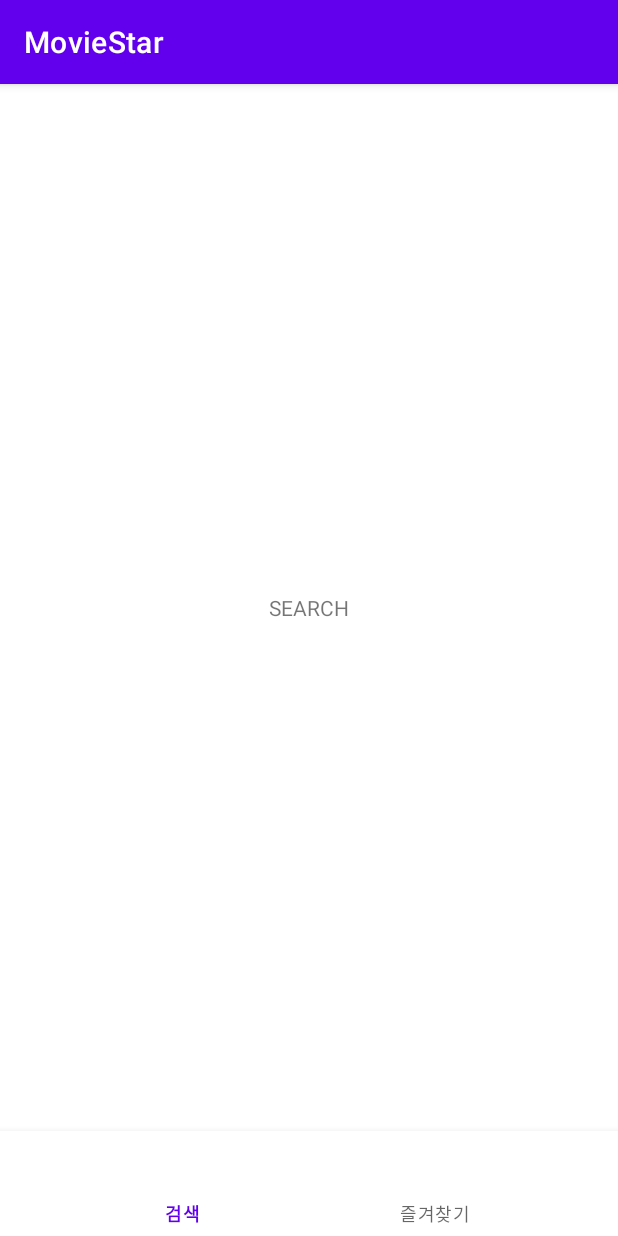
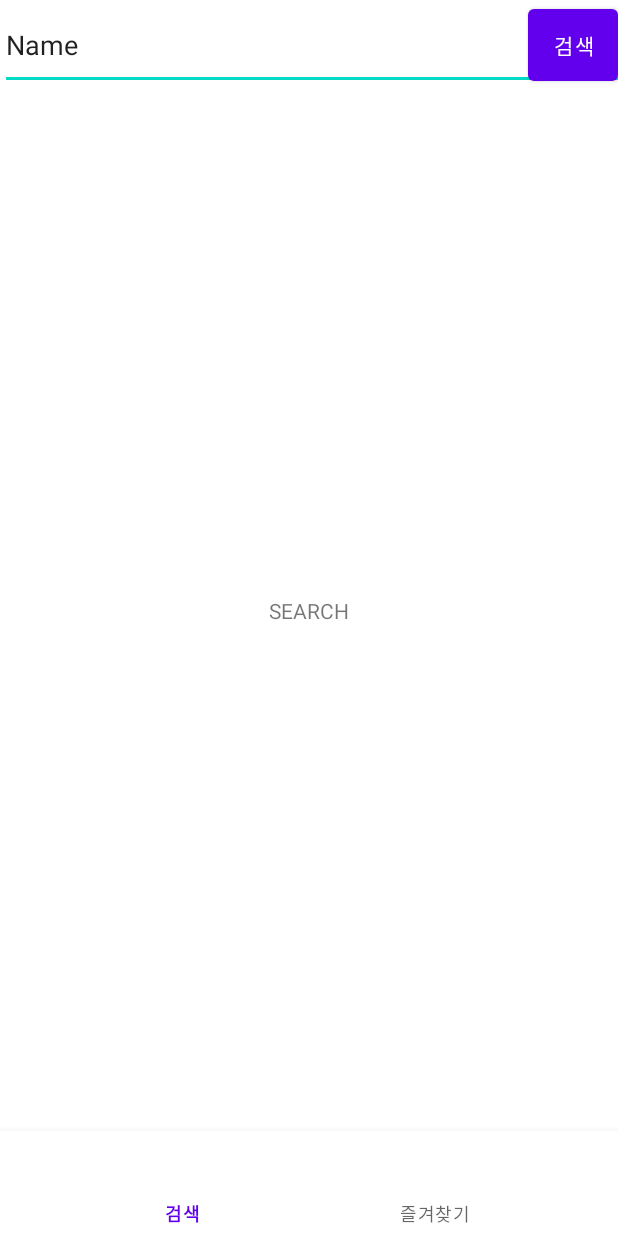
Before and after one commit to twaun95/Movie_Star, an Android app: the screen it shows after launch (MainActivity), on a phone screen of 412 x 824 dp. Run offline under Robolectric (Android 15) with nearby library versions, the phone set to English and light mode, and no system bars; our stand-ins replace Dagger/Hilt's generated code, Timber, data binding.

Commit message:
feat : 상단바 커스텀뷰 생성

```diff
--- /dev/null
+++ b/app/src/main/java/com/twaun95/moviestar/presentation/adapter/BindingAdapters.kt
@@ -0,0 +1,27 @@
+package com.twaun95.moviestar.presentation.adapter
+
+import android.view.View
+import androidx.databinding.BindingAdapter
+import com.twaun95.moviestar.application.Logger
+import com.twaun95.moviestar.presentation.model.Mode
+import com.twaun95.moviestar.presentation.ui.main.MainActivityViewModel
+import com.twaun95.moviestar.presentation.view.ToolBar
+import timber.log.Timber
+
+@BindingAdapter("android:visible")
+fun setVisibility(view: View, visible: Boolean) {
+    view.visibility = if (visible) View.VISIBLE else View.GONE
+}
+
+@BindingAdapter("android:onChangedMode")
+fun setOnChangedMode(view: ToolBar, mode: Mode) {
+    view.updateState(mode)
+}
+
+@BindingAdapter("android:onSearch")
+fun setOnClickSearch(view: ToolBar, viewModel: MainActivityViewModel) {
+    view.searchButton.setOnClickListener {
+        Logger.d("setOnClickSearch ${view.searchText.text}")
+        viewModel.search(view.searchText.text.toString())
+    }
+}
--- /dev/null
+++ b/app/src/main/java/com/twaun95/moviestar/presentation/model/Mode.kt
@@ -0,0 +1,6 @@
+package com.twaun95.moviestar.presentation.model
+
+enum class Mode {
+    SEARCH,
+    BOOKMARK
+}
--- a/app/src/main/java/com/twaun95/moviestar/presentation/ui/main/MainActivity.kt
+++ b/app/src/main/java/com/twaun95/moviestar/presentation/ui/main/MainActivity.kt
@@ -6,6 +6,7 @@ import com.twaun95.moviestar.application.Logger
 import com.twaun95.moviestar.databinding.ActivityMainBinding
 import com.twaun95.moviestar.presentation.adapter.MovieViewPageAdapter
 import com.twaun95.moviestar.presentation.base.BaseActivity
+import com.twaun95.moviestar.presentation.model.Mode
 import dagger.hilt.android.AndroidEntryPoint
 
 @AndroidEntryPoint
@@ -15,9 +16,10 @@ class MainActivity : BaseActivity<ActivityMainBinding>(R.layout.activity_main) {
     override fun initView() {
         super.initView()
 
+        binding.viewModel = this.viewModel
+
         initViewPager()
         initBottomNavigation()
-        Logger.d(viewModel.test)
     }
 
     override fun setEvent() {
@@ -40,12 +42,14 @@ class MainActivity : BaseActivity<ActivityMainBinding>(R.layout.activity_main) {
             itemIconTintList = null
             setOnItemSelectedListener { page ->
                 when(page.itemId) {
-                    R.id.page_timer -> {
+                    R.id.page_search -> {
                         binding.viewPager.setCurrentItem(0, false)
+                        viewModel.modeTest.postValue(Mode.SEARCH)
                         true
                     }
-                    R.id.page_stop_watch -> {
+                    R.id.page_bookmark -> {
                         binding.viewPager.setCurrentItem(1, false)
+                        viewModel.modeTest.postValue(Mode.BOOKMARK)
                         true
                     }
                     else -> { false }
--- a/app/src/main/java/com/twaun95/moviestar/presentation/ui/main/MainActivityViewModel.kt
+++ b/app/src/main/java/com/twaun95/moviestar/presentation/ui/main/MainActivityViewModel.kt
@@ -1,12 +1,21 @@
 package com.twaun95.moviestar.presentation.ui.main
 
+import androidx.lifecycle.MutableLiveData
+import com.twaun95.moviestar.application.Logger
 import com.twaun95.moviestar.presentation.base.BaseViewModel
+import com.twaun95.moviestar.presentation.model.Mode
 import dagger.hilt.android.lifecycle.HiltViewModel
+import timber.log.Timber
 import javax.inject.Inject
 
 @HiltViewModel
 class MainActivityViewModel @Inject constructor() : BaseViewModel(){
 
-    val test = "TW"
+    val visibleTest by lazy { MutableLiveData<Boolean>(true) }
+    val modeTest by lazy { MutableLiveData<Mode>(Mode.SEARCH) }
 
+
+    fun search(text: String) {
+        Logger.d("Search $text")
+    }
 }
--- /dev/null
+++ b/app/src/main/java/com/twaun95/moviestar/presentation/view/ToolBar.kt
@@ -0,0 +1,53 @@
+package com.twaun95.moviestar.presentation.view
+
+import android.content.Context
+import android.util.AttributeSet
+import android.view.LayoutInflater
+import android.widget.Button
+import android.widget.EditText
+import androidx.constraintlayout.widget.ConstraintLayout
+import androidx.databinding.DataBindingUtil
+import com.twaun95.moviestar.R
+import com.twaun95.moviestar.application.Logger
+import com.twaun95.moviestar.databinding.ViewToolbarBinding
+import com.twaun95.moviestar.presentation.model.Mode
+
+class ToolBar(context: Context, attrs: AttributeSet?) : ConstraintLayout(context, attrs) {
+
+    private var binding: ViewToolbarBinding
+
+    val searchText: EditText
+        get() = binding.editTextSearch
+    val searchButton: Button
+        get() = binding.buttonSearch
+
+    init {
+        binding = DataBindingUtil.inflate(LayoutInflater.from(context), R.layout.view_toolbar, this, true)
+    }
+
+    fun updateState(mode: Mode) {
+        Logger.d(mode)
+
+        if (mode==Mode.SEARCH) {
+            binding.layoutSearch.visibility = VISIBLE
+            binding.layoutTitle.visibility = GONE
+        } else {
+            binding.layoutTitle.visibility = VISIBLE
+            binding.layoutSearch.visibility = GONE
+
+        }
+
+    }
+
+    // 검색모드, 즐겨찾기모드
+
+    /*
+    1. 검색 모드
+    - EditTextView, 검색 버튼
+    */
+
+    /*
+    2. 즐겨찾기 모드
+    - TextView
+    */
+}
--- a/app/src/main/res/layout/activity_main.xml
+++ b/app/src/main/res/layout/activity_main.xml
@@ -5,12 +5,25 @@
 
     <data>
 
+        <variable
+            name="viewModel"
+            type="com.twaun95.moviestar.presentation.ui.main.MainActivityViewModel" />
     </data>
 
     <androidx.constraintlayout.widget.ConstraintLayout
         android:layout_width="match_parent"
         android:layout_height="match_parent"
         tools:context=".presentation.ui.main.MainActivity">
+
+
+        <com.twaun95.moviestar.presentation.view.ToolBar
+            android:id="@+id/toolbar"
+            android:layout_width="match_parent"
+            android:layout_height="60dp"
+            android:onSearch="@{viewModel}"
+            android:onChangedMode="@{viewModel.modeTest}"
+            app:layout_constraintBottom_toTopOf="@id/viewPager"
+            app:layout_constraintTop_toTopOf="parent"/>
 
         <androidx.viewpager2.widget.ViewPager2
             android:id="@+id/viewPager"
@@ -20,7 +33,7 @@
             app:layout_constraintEnd_toEndOf="parent"
             app:layout_constraintHorizontal_bias="0.5"
             app:layout_constraintStart_toStartOf="parent"
-            app:layout_constraintTop_toTopOf="parent" />
+            app:layout_constraintTop_toBottomOf="@id/toolbar" />
 
         <com.google.android.material.bottomnavigation.BottomNavigationView
             android:id="@+id/bottom_navigation"
--- /dev/null
+++ b/app/src/main/res/layout/view_toolbar.xml
@@ -0,0 +1,61 @@
+<?xml version="1.0" encoding="utf-8"?>
+<layout xmlns:android="http://schemas.android.com/apk/res/android"
+    xmlns:app="http://schemas.android.com/apk/res-auto"
+    xmlns:tools="http://schemas.android.com/tools">
+
+    <data>
+
+    </data>
+
+    <androidx.constraintlayout.widget.ConstraintLayout
+        android:layout_width="match_parent"
+        android:layout_height="match_parent">
+
+
+        <androidx.constraintlayout.widget.ConstraintLayout
+            android:id="@+id/layout_search"
+            android:layout_width="match_parent"
+            android:layout_height="match_parent">
+
+            <EditText
+                android:id="@+id/editText_search"
+                android:layout_width="500dp"
+                android:layout_height="0dp"
+                android:ems="10"
+                android:inputType="textPersonName"
+                android:text="Name"
+                app:layout_constraintBottom_toBottomOf="parent"
+                app:layout_constraintLeft_toLeftOf="parent"
+                app:layout_constraintTop_toTopOf="parent" />
+
+            <Button
+                android:id="@+id/button_search"
+                android:layout_width="0dp"
+                android:layout_height="0dp"
+                android:text="검색"
+                app:layout_constraintBottom_toBottomOf="parent"
+                app:layout_constraintDimensionRatio="1"
+                app:layout_constraintRight_toRightOf="parent"
+                app:layout_constraintTop_toTopOf="parent" />
+        </androidx.constraintlayout.widget.ConstraintLayout>
+
+        <androidx.constraintlayout.widget.ConstraintLayout
+            android:id="@+id/layout_title"
+            android:layout_width="match_parent"
+            android:layout_height="match_parent">
+
+            <TextView
+                android:id="@+id/text_title"
+                android:layout_width="0dp"
+                android:layout_height="0dp"
+                android:gravity="center"
+                android:text="내 즐겨찾기"
+                tools:visibility="gone"
+                app:layout_constraintBottom_toBottomOf="parent"
+                app:layout_constraintEnd_toEndOf="parent"
+                app:layout_constraintHorizontal_bias="0.5"
+                app:layout_constraintStart_toStartOf="parent"
+                app:layout_constraintTop_toTopOf="parent" />
+        </androidx.constraintlayout.widget.ConstraintLayout>
+    </androidx.constraintlayout.widget.ConstraintLayout>
+</layout>
--- a/app/src/main/res/menu/bottom_navigation_bar.xml
+++ b/app/src/main/res/menu/bottom_navigation_bar.xml
@@ -1,12 +1,12 @@
 <?xml version="1.0" encoding="utf-8"?>
 <menu xmlns:android="http://schemas.android.com/apk/res/android">
     <item
-        android:id="@+id/page_timer"
+        android:id="@+id/page_search"
         android:enabled="true"
         android:icon="@null"
         android:title="검색"/>
     <item
-        android:id="@+id/page_stop_watch"
+        android:id="@+id/page_bookmark"
         android:enabled="true"
         android:icon="@null"
         android:title="즐겨찾기"/>
--- a/app/src/main/res/values-night/themes.xml
+++ b/app/src/main/res/values-night/themes.xml
@@ -1,6 +1,6 @@
 <resources xmlns:tools="http://schemas.android.com/tools">
     <!-- Base application theme. -->
-    <style name="Theme.MovieStar" parent="Theme.MaterialComponents.DayNight.DarkActionBar">
+    <style name="Theme.MovieStar" parent="Theme.MaterialComponents.DayNight.NoActionBar">
         <!-- Primary brand color. -->
         <item name="colorPrimary">@color/purple_200</item>
         <item name="colorPrimaryVariant">@color/purple_700</item>
--- a/app/src/main/res/values/themes.xml
+++ b/app/src/main/res/values/themes.xml
@@ -1,6 +1,6 @@
 <resources xmlns:tools="http://schemas.android.com/tools">
     <!-- Base application theme. -->
-    <style name="Theme.MovieStar" parent="Theme.MaterialComponents.DayNight.DarkActionBar">
+    <style name="Theme.MovieStar" parent="Theme.MaterialComponents.DayNight.NoActionBar">
         <!-- Primary brand color. -->
         <item name="colorPrimary">@color/purple_500</item>
         <item name="colorPrimaryVariant">@color/purple_700</item>
```
